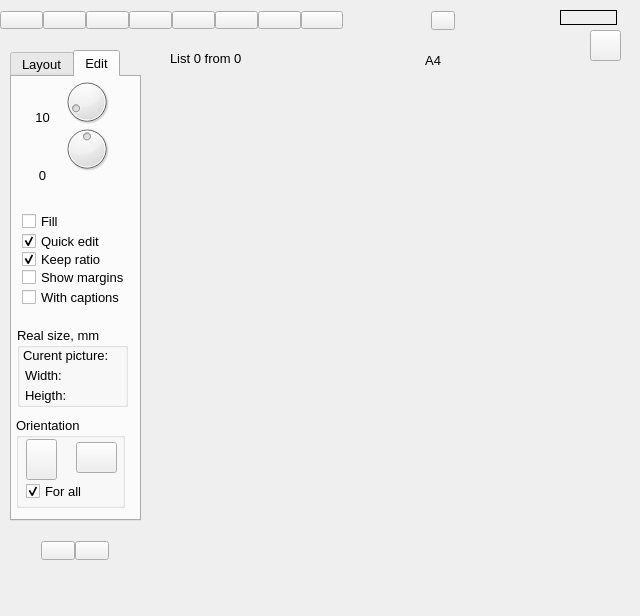
This is mainwindow.ui in viktand/vap4 as Qt 5 draws it before an edit. The edited form follows.
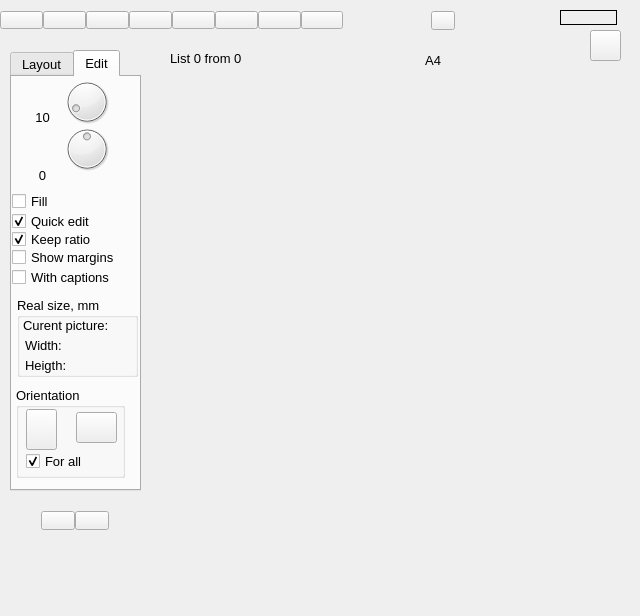
This is the edited form. The open tabs and pages were chosen to show the change. Icons and pictures are not drawn.

```diff
--- a/mainwindow.ui
+++ b/mainwindow.ui
@@ -325,7 +325,7 @@
       <x>10</x>
       <y>50</y>
       <width>131</width>
-      <height>471</height>
+      <height>441</height>
      </rect>
     </property>
     <property name="currentIndex">
@@ -873,8 +873,8 @@
      <widget class="QCheckBox" name="checkBox_4">
       <property name="geometry">
        <rect>
-        <x>10</x>
-        <y>136</y>
+        <x>0</x>
+        <y>116</y>
         <width>91</width>
         <height>16</height>
        </rect>
@@ -889,9 +889,9 @@
      <widget class="QCheckBox" name="checkBox_2">
       <property name="geometry">
        <rect>
-        <x>10</x>
-        <y>154</y>
-        <width>101</width>
+        <x>0</x>
+        <y>134</y>
+        <width>131</width>
         <height>21</height>
        </rect>
       </property>
@@ -906,7 +906,7 @@
       <property name="geometry">
        <rect>
         <x>4</x>
-        <y>340</y>
+        <y>310</y>
         <width>109</width>
         <height>91</height>
        </rect>
@@ -992,9 +992,9 @@
      <widget class="QCheckBox" name="checkBox_3">
       <property name="geometry">
        <rect>
-        <x>10</x>
-        <y>172</y>
-        <width>111</width>
+        <x>0</x>
+        <y>152</y>
+        <width>131</width>
         <height>21</height>
        </rect>
       </property>
@@ -1009,8 +1009,8 @@
       <property name="geometry">
        <rect>
         <x>5</x>
-        <y>250</y>
-        <width>111</width>
+        <y>220</y>
+        <width>121</width>
         <height>80</height>
        </rect>
       </property>
@@ -1022,7 +1022,7 @@
         <rect>
          <x>6</x>
          <y>20</y>
-         <width>101</width>
+         <width>111</width>
          <height>16</height>
         </rect>
        </property>
@@ -1060,9 +1060,9 @@
      <widget class="QCheckBox" name="checkBox_5">
       <property name="geometry">
        <rect>
-        <x>10</x>
-        <y>190</y>
-        <width>111</width>
+        <x>0</x>
+        <y>170</y>
+        <width>131</width>
         <height>21</height>
        </rect>
       </property>
@@ -1076,9 +1076,9 @@
      <widget class="QCheckBox" name="checkBox_6">
       <property name="geometry">
        <rect>
-        <x>10</x>
-        <y>210</y>
-        <width>111</width>
+        <x>0</x>
+        <y>190</y>
+        <width>131</width>
         <height>21</height>
        </rect>
       </property>
@@ -1147,7 +1147,7 @@
     <property name="geometry">
      <rect>
       <x>30</x>
-      <y>530</y>
+      <y>500</y>
       <width>90</width>
       <height>41</height>
      </rect>
```
Left out of the diff: 4 changed lines with no effect on the pictures.
